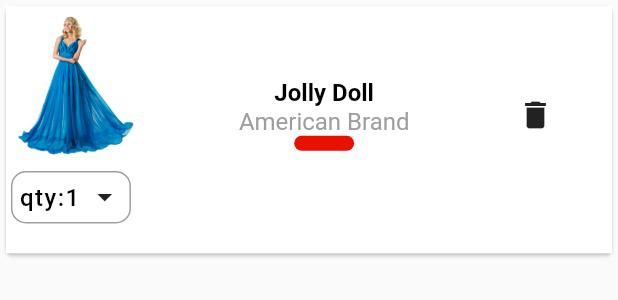
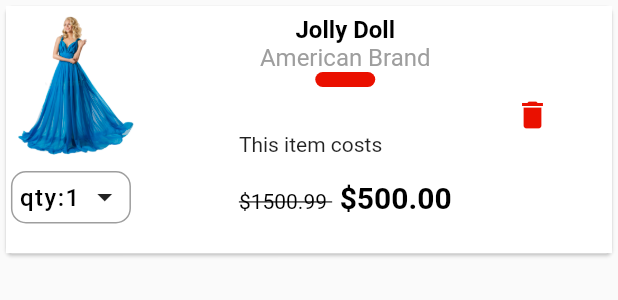
Before and after one commit to sayanths/zara_shopping_app, a Flutter app: the ReviewCartList widget shown alone on an empty page, opened directly, on a phone screen of 412 x 824 dp. Shown: the top 300 px of the screen. Run offline on Flutter 3.47's test engine with Material 2 defaults, Android fonts, the phone set to English and light mode, and no system bars; our stand-ins replace cloud_firestore, firebase_auth, firebase_core, flutter_signin_button, google_fonts, google_sign_in; accounts and stored records are empty; network calls fail.

```diff
--- /dev/null
+++ b/lib/home_screen/model/home_model.dart
@@ -0,0 +1,11 @@
+class ProductModel {
+  String? productName;
+  String? productImage;
+  int? productPrice;
+
+  ProductModel({
+    this.productName,
+    this.productImage,
+    this.productPrice,
+  });
+}
--- a/lib/home_screen/view/widgets/latest_collection.dart
+++ b/lib/home_screen/view/widgets/latest_collection.dart
@@ -1,7 +1,6 @@
 import 'package:flutter/material.dart';
 import 'package:food_delivery/over_view/view/over_view.dart';
 import 'package:food_delivery/routes/routes.dart';
-
 import '../../../core/color/colors.dart';
 import '../../../core/styles/fonts.dart';
 
--- a/lib/review_cart/view/review_cart.dart
+++ b/lib/review_cart/view/review_cart.dart
@@ -1,8 +1,7 @@
 import 'package:flutter/material.dart';
 import 'package:food_delivery/core/color/colors.dart';
 import 'package:food_delivery/core/styles/fonts.dart';
-
-import 'widgets/Review_cart_list_tile.dart';
+import 'widgets/review_cartlist_tile.dart';
 
 class ReviewCart extends StatelessWidget {
   const ReviewCart({Key? key}) : super(key: key);
@@ -25,7 +24,10 @@ class ReviewCart extends StatelessWidget {
           "Total Amount",
           style: gFontsSans(sz: 19, fw: FontWeight.w600),
         ),
-        subtitle:  Text("\$170.00",style: gFontsSans(cl: green,ls: 1,sz: 17),),
+        subtitle: Text(
+          "\$500.00",
+          style: gFontsSans(cl: green, ls: 1, sz: 17),
+        ),
         trailing: SizedBox(
           width: 160,
           child: MaterialButton(
--- a/lib/review_cart/view/widgets/review_cart_list_tile.dart
+++ b/lib/review_cart/view/widgets/review_cartlist_tile.dart
@@ -66,13 +66,34 @@ class ReviewCartList extends StatelessWidget {
                             borderRadius: BorderRadius.circular(20),
                           ),
                         ),
+                        const SizedBox(
+                          height: 30,
+                        ),
+                        Text.rich(
+                          TextSpan(
+                            text: 'This item costs\n\n',
+                            children: <TextSpan>[
+                              const TextSpan(
+                                text: '\$1500.99 ',
+                                style: TextStyle(
+                                  color: Color.fromARGB(255, 0, 0, 0),
+                                  decoration: TextDecoration.lineThrough,
+                                ),
+                              ),
+                              TextSpan(
+                                text: ' \$500.00',
+                                style: gFontsSans(fw: FontWeight.w600, sz: 20),
+                              ),
+                            ],
+                          ),
+                        )
                       ],
                     ),
                     Padding(
-                      padding: const EdgeInsets.only(left: 60),
+                      padding: const EdgeInsets.only(left: 30),
                       child: IconButton(
                         onPressed: () {},
-                        icon: const Icon(Icons.delete),
+                        icon: const Icon(Icons.delete,color: red,),
                       ),
                     )
                   ],
```
Also changed, not shown: lib/home_screen/view/home_screen.dart (+5 -74 lines), lib/home_screen/view/widgets/carsoul_slider.dart (added, +88 -0 lines), lib/home_screen/view_model/product_controller.dart (added, +32 -0 lines), lib/main.dart (+5 -5 lines).
